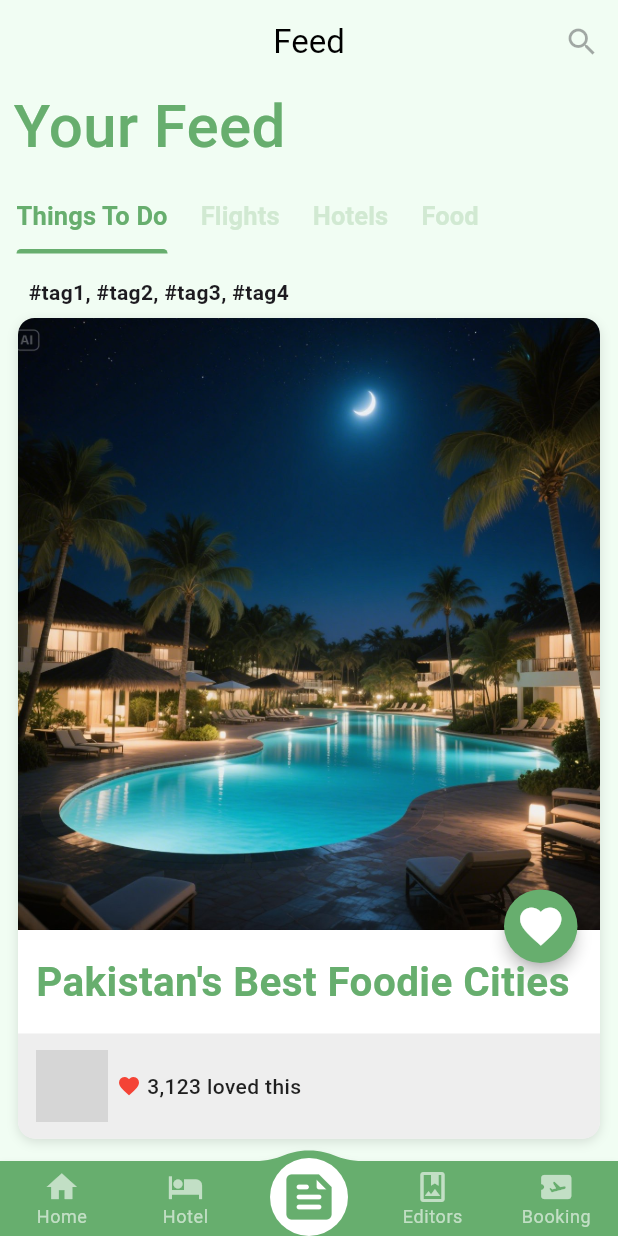
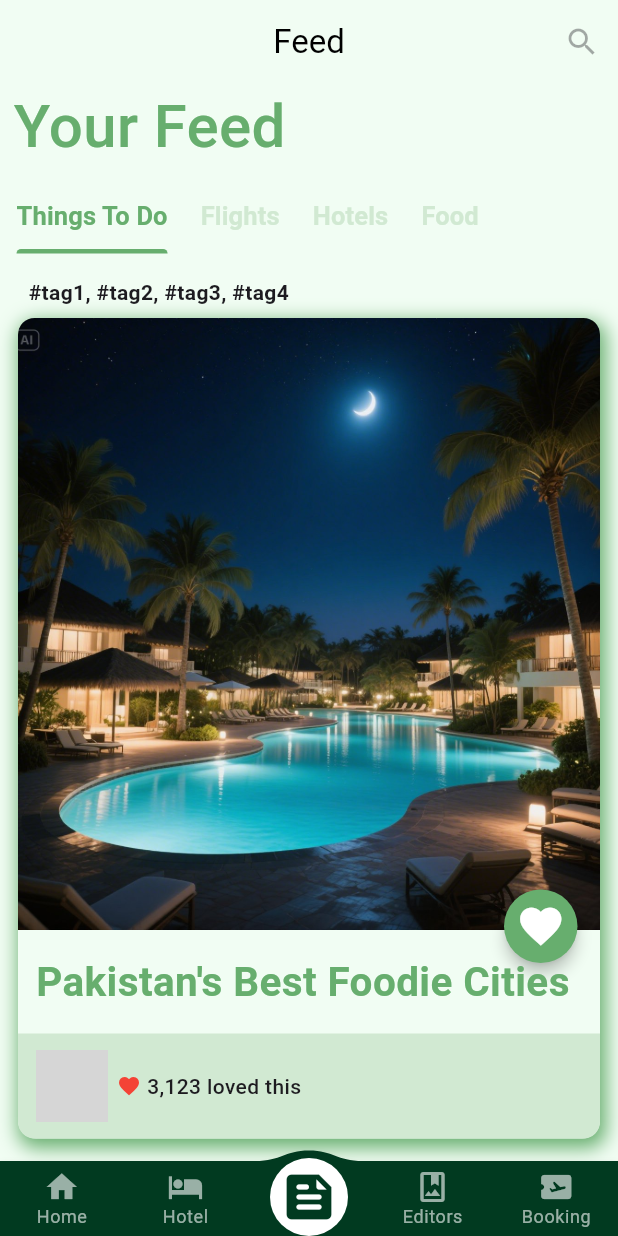
Before and after one commit to M-Huzaifa-981/tourism, a Flutter app: the screen it shows after launch, item 3 of the bottom bar chosen, on a phone screen of 412 x 824 dp. Run offline on Flutter 3.47's test engine with Material 3 defaults, Android fonts, the light colour scheme and no system bars; drawn by our look-alikes of badges, convex_bottom_bar; our stand-ins replace avatar_glow, carousel_slider, concentric_transition, flutter_map, flutter_riverpod, fluttertoast and 3 more; missing offline and left inert: flutter_image_stack; grey boxes are pictures that could not be loaded.

```diff
--- a/lib/customWidgets/cards/feed_card.dart
+++ b/lib/customWidgets/cards/feed_card.dart
@@ -40,12 +40,13 @@
           child: Container(
             decoration: BoxDecoration(
               borderRadius: BorderRadius.circular(12),
-              color: Colors.white,
+              color: Theme.of(context).scaffoldBackgroundColor,
               boxShadow: [
                 BoxShadow(
-                  color: Colors.black12,
-                  blurRadius: 6,
-                  offset: Offset(0, 2),
+                  color: Theme.of(context).primaryColorLight,
+                  spreadRadius: 2,
+                  blurRadius: 10,
+                  offset: Offset(2, 4),
                 ),
               ],
             ),
@@ -104,7 +105,7 @@
                     vertical: 11,
                   ),
                   decoration: BoxDecoration(
-                    color: Colors.grey.shade200,
+                    color: Theme.of(context).cardColor,
                     borderRadius: BorderRadius.vertical(
                       bottom: Radius.circular(11),
                     ),
@@ -130,7 +131,7 @@
                         '3,123 loved this',
                         style: TextStyle(
                           fontWeight: FontWeight.w500,
-                          color: Colors.black87,
+                          // color: Colors.black87,
                         ),
                       ),
                     ],
--- a/lib/customWidgets/cards/trending_card.dart
+++ b/lib/customWidgets/cards/trending_card.dart
@@ -281,7 +281,7 @@
         boxShadow: [
           BoxShadow(
             color: Colors.black26,
-            spreadRadius: 1,
+            spreadRadius: 2,
             blurRadius: 10,
             offset: Offset(3, 8),
           ),
--- a/lib/main_nav.dart
+++ b/lib/main_nav.dart
@@ -41,7 +41,7 @@
       bottomNavigationBar: ConvexAppBar(
         // key: ValueKey(_currentIndex),
         initialActiveIndex: _currentIndex,
-        backgroundColor: Theme.of(context).primaryColorLight,
+        backgroundColor: MyCustomThemes.dark_green1,
         top: -7,
         curveSize: 44,
         activeColor: Colors.white,
```
